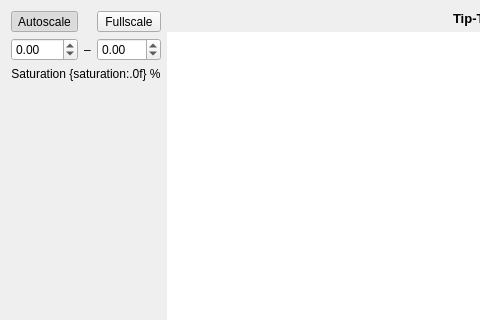
First picture: the form in assets/uis/ttm.ui, repository janis-hag/kalao-ics, before the edit; both pictures show x 0 to 480 and y 0 to 320 of the 834 by 497 pixel window.
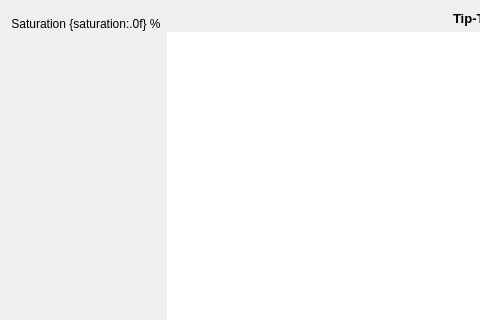
Second picture: the form after the edit. Custom widgets are drawn as their Qt base class.

```diff
--- a/assets/uis/ttm.ui
+++ b/assets/uis/ttm.ui
@@ -17,98 +17,17 @@
    <item row="0" column="0" rowspan="2">
     <layout class="QVBoxLayout" name="side_layout">
      <item>
-      <layout class="QGridLayout" name="scale_layout" columnstretch="1,0,1">
-       <item row="2" column="0" colspan="3" alignment="Qt::AlignmentFlag::AlignHCenter|Qt::AlignmentFlag::AlignVCenter">
-        <widget class="KLabel" name="saturation_label">
-         <property name="text">
-          <string>Saturation {saturation:.0f} %</string>
-         </property>
-         <property name="alignment">
-          <set>Qt::AlignmentFlag::AlignCenter</set>
-         </property>
-        </widget>
-       </item>
-       <item row="1" column="1">
-        <widget class="QLabel" name="minmax_label">
-         <property name="text">
-          <string>–</string>
-         </property>
-        </widget>
-       </item>
-       <item row="0" column="2">
-        <widget class="QToolButton" name="fullscale_button">
-         <property name="sizePolicy">
-          <sizepolicy hsizetype="Minimum" vsizetype="Fixed">
-           <horstretch>0</horstretch>
-           <verstretch>0</verstretch>
-          </sizepolicy>
-         </property>
-         <property name="text">
-          <string>Fullscale</string>
-         </property>
-         <property name="checkable">
-          <bool>true</bool>
-         </property>
-        </widget>
-       </item>
-       <item row="0" column="0">
-        <widget class="QToolButton" name="autoscale_button">
-         <property name="sizePolicy">
-          <sizepolicy hsizetype="Minimum" vsizetype="Fixed">
-           <horstretch>0</horstretch>
-           <verstretch>0</verstretch>
-          </sizepolicy>
-         </property>
-         <property name="text">
-          <string>Autoscale</string>
-         </property>
-         <property name="checkable">
-          <bool>true</bool>
-         </property>
-         <property name="checked">
-          <bool>true</bool>
-         </property>
-        </widget>
-       </item>
-       <item row="1" column="2">
-        <widget class="QDoubleSpinBox" name="max_spinbox">
-         <property name="keyboardTracking">
-          <bool>false</bool>
-         </property>
-         <property name="decimals">
-          <number>2</number>
-         </property>
-         <property name="minimum">
-          <double>-99.000000000000000</double>
-         </property>
-         <property name="maximum">
-          <double>99.000000000000000</double>
-         </property>
-         <property name="singleStep">
-          <double>0.100000000000000</double>
-         </property>
-        </widget>
-       </item>
-       <item row="1" column="0">
-        <widget class="QDoubleSpinBox" name="min_spinbox">
-         <property name="keyboardTracking">
-          <bool>false</bool>
-         </property>
-         <property name="decimals">
-          <number>2</number>
-         </property>
-         <property name="minimum">
-          <double>-99.000000000000000</double>
-         </property>
-         <property name="maximum">
-          <double>99.000000000000000</double>
-         </property>
-         <property name="singleStep">
-          <double>0.100000000000000</double>
-         </property>
-        </widget>
-       </item>
-      </layout>
+      <widget class="ImgMinMaxPart" name="minmax_widget"/>
+     </item>
+     <item>
+      <widget class="KLabel" name="saturation_label">
+       <property name="text">
+        <string>Saturation {saturation:.0f} %</string>
+       </property>
+       <property name="alignment">
+        <set>Qt::AlignmentFlag::AlignCenter</set>
+       </property>
+      </widget>
      </item>
      <item>
       <spacer name="verticalSpacer_2">
@@ -183,6 +102,11 @@
   </layout>
  </widget>
  <customwidgets>
+  <customwidget>
+   <class>ImgMinMaxPart</class>
+   <extends>QWidget</extends>
+   <header>kalao.guis.utils.parts</header>
+  </customwidget>
   <customwidget>
    <class>KLabel</class>
    <extends>QLabel</extends>
```
